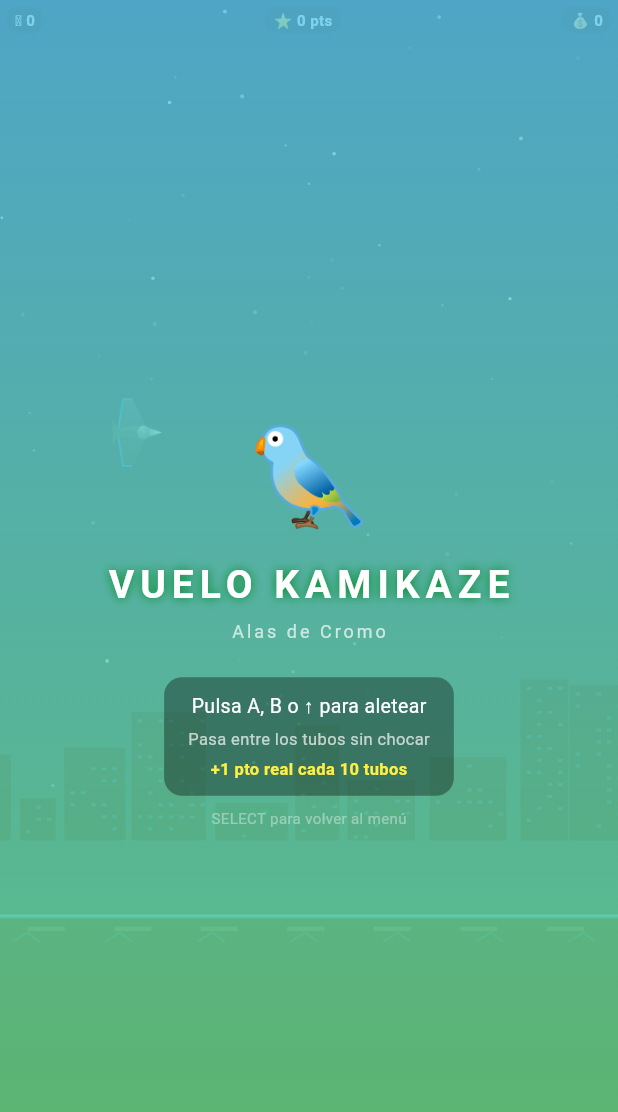
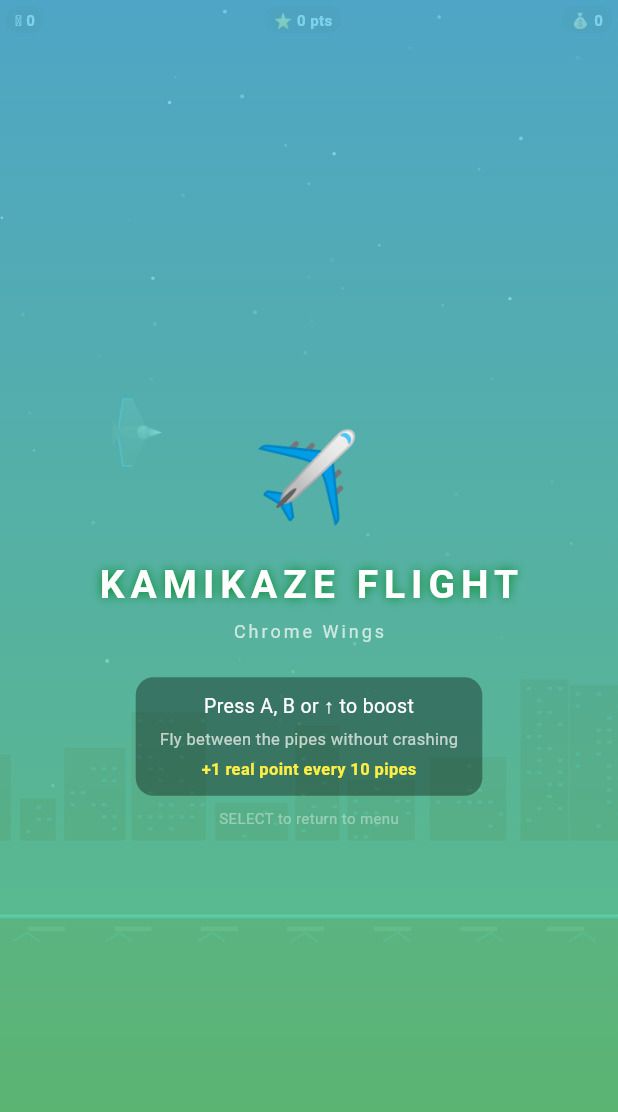
Before and after one commit to T-STY/T_STY_CLICK, a Flutter app: the FlappyBirdScreen widget shown alone on an empty page, opened directly with empty values, on a phone screen of 412 x 824 dp. Shown: the top 1112 px of the screen. Run offline on Flutter 3.47's test engine with Material 3 defaults, Android fonts, the phone set to English and light mode, and no system bars; our stand-ins replace cached_network_image, cloud_firestore, connectivity_plus, firebase_auth, firebase_core, firebase_remote_config and 9 more; missing offline and left inert: algolia, firebase_app_check, slide_to_act_reborn; accounts and stored records are empty; Roboto replaces fonts that are missing (Grodita); project files that could hold a hidden picture were left out.

Commit message:
Kamikaze Flight: rename to English, fix splash icon to jet
- Renamed 'Vuelo Kamikaze' → 'Kamikaze Flight' in registry and in-game
- Changed emoji from 🕊️ (dove) to ✈️ (jet) to match the aircraft character
- Translated all in-game Spanish text to English:
  start overlay (title, subtitle, instructions), death screen
  (CRASHED!, stats labels, Fly Again button), pause screen (PAUSE,
  START to continue)
- Updated CLAUDE.md game registry entry accordingly

https://claude.ai/code/session_0178a1dsTRKubJbXYPxsd2qx

```diff
--- a/lib/app/game/arcade_center_screen.dart
+++ b/lib/app/game/arcade_center_screen.dart
@@ -158,7 +158,7 @@ final List<ArcadeGameDef> kArcadeGames = [
         required controller, required onSaldoChanged}) =>
       SnakeGameScreen(userId: userId, rewardsDocRef: rewardsDocRef,
         currentSaldo: currentSaldo, controller: controller, onSaldoChanged: onSaldoChanged)),
-  ArcadeGameDef(id: 'flappy',   emoji: '🕊️', title: 'Vuelo Kamikaze',
+  ArcadeGameDef(id: 'flappy',   emoji: '✈️', title: 'Kamikaze Flight',
     builder: ({required userId, required rewardsDocRef, required currentSaldo,
         required controller, required onSaldoChanged}) =>
       FlappyBirdScreen(userId: userId, rewardsDocRef: rewardsDocRef,
--- a/lib/app/game/flappy_bird_screen.dart
+++ b/lib/app/game/flappy_bird_screen.dart
@@ -346,9 +346,9 @@ class _FlappyBirdScreenState extends State<FlappyBirdScreen> {
         child: Column(
           mainAxisAlignment: MainAxisAlignment.center,
           children: [
-            const Text('🐦', style: TextStyle(fontSize: 64)),
+            const Text('✈️', style: TextStyle(fontSize: 64)),
             const SizedBox(height: 8),
-            const Text('VUELO KAMIKAZE',
+            const Text('KAMIKAZE FLIGHT',
                 style: TextStyle(
                     color: Colors.white,
                     fontSize: 26,
@@ -356,7 +356,7 @@ class _FlappyBirdScreenState extends State<FlappyBirdScreen> {
                     letterSpacing: 4,
                     shadows: [Shadow(color: Color(0xFF008822), blurRadius: 8)])),
             const SizedBox(height: 4),
-            const Text('Alas de Cromo',
+            const Text('Chrome Wings',
                 style: TextStyle(color: Colors.white70, fontSize: 12, letterSpacing: 2)),
             const SizedBox(height: 22),
             Container(
@@ -367,13 +367,13 @@ class _FlappyBirdScreenState extends State<FlappyBirdScreen> {
                 borderRadius: BorderRadius.circular(12),
               ),
               child: const Column(children: [
-                Text('Pulsa A, B o ↑ para aletear',
+                Text('Press A, B or ↑ to boost',
                     style: TextStyle(color: Colors.white, fontSize: 13)),
                 SizedBox(height: 4),
-                Text('Pasa entre los tubos sin chocar',
+                Text('Fly between the pipes without crashing',
                     style: TextStyle(color: Colors.white70, fontSize: 11)),
                 SizedBox(height: 4),
-                Text('+1 pto real cada 10 tubos',
+                Text('+1 real point every 10 pipes',
                     style: TextStyle(
                         color: Color(0xFFFFEE44),
                         fontSize: 11,
@@ -381,7 +381,7 @@ class _FlappyBirdScreenState extends State<FlappyBirdScreen> {
               ]),
             ),
             const SizedBox(height: 8),
-            const Text('SELECT para volver al menú',
+            const Text('SELECT to return to menu',
                 style: TextStyle(color: Colors.white38, fontSize: 10)),
           ],
         ),
@@ -401,26 +401,26 @@ class _FlappyBirdScreenState extends State<FlappyBirdScreen> {
           mainAxisAlignment: MainAxisAlignment.center,
           children: [
             const Text('💥', style: TextStyle(fontSize: 56)),
-            const Text('¡CHOCASTE!',
+            const Text('CRASHED!',
                 style: TextStyle(
                     color: Color(0xFFFF8800),
                     fontSize: 26,
                     fontWeight: FontWeight.bold,
                     letterSpacing: 2)),
             const SizedBox(height: 4),
-            const Text('El pájaro no pudo esquivar',
+            const Text("The jet couldn't dodge",
                 style: TextStyle(color: Color(0xFF886644), fontSize: 11)),
             const SizedBox(height: 16),
-            Text('Tubos pasados: $_pipesPassed',
+            Text('Pipes passed: $_pipesPassed',
                 style: const TextStyle(
                     color: Colors.white,
                     fontSize: 16,
                     fontWeight: FontWeight.bold)),
-            Text('Puntos reales: $_displayScore',
+            Text('Real points: $_displayScore',
                 style:
                     const TextStyle(color: Colors.white70, fontSize: 13)),
             if (_bestPipes > 0)
-              Text('Récord: $_bestPipes tubos',
+              Text('Best: $_bestPipes pipes',
                   style: const TextStyle(
                       color: Color(0xFFFFD700),
                       fontSize: 13,
@@ -439,13 +439,13 @@ class _FlappyBirdScreenState extends State<FlappyBirdScreen> {
                       backgroundColor: const Color(0xFF5EC8E8),
                       foregroundColor: Colors.white,
                       shape: const StadiumBorder()),
-                  child: const Text('Volar de nuevo',
+                  child: const Text('Fly Again',
                       style: TextStyle(fontWeight: FontWeight.bold)),
                 ),
               ),
             ),
             const SizedBox(height: 8),
-            const Text('SELECT para volver al menú',
+            const Text('SELECT to return to menu',
                 style: TextStyle(color: Colors.white38, fontSize: 10)),
           ],
         ),
@@ -460,9 +460,9 @@ class _FlappyBirdScreenState extends State<FlappyBirdScreen> {
         children: [
           Text('⏸', style: TextStyle(fontSize: 48)),
           SizedBox(height: 8),
-          Text('PAUSA', style: TextStyle(color: Color(0xFF5EC8E8), fontSize: 28, fontWeight: FontWeight.bold, letterSpacing: 6)),
+          Text('PAUSE', style: TextStyle(color: Color(0xFF5EC8E8), fontSize: 28, fontWeight: FontWeight.bold, letterSpacing: 6)),
           SizedBox(height: 16),
-          Text('START para continuar', style: TextStyle(color: Color(0xFF3A8899), fontSize: 12)),
+          Text('START to continue', style: TextStyle(color: Color(0xFF3A8899), fontSize: 12)),
         ],
       ),
     ),
```
Also changed, not shown: 1 other file.
